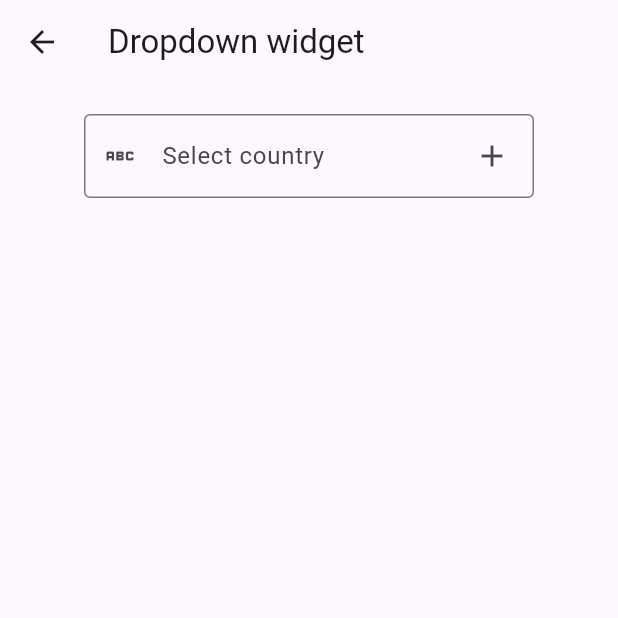
After one commit to MohammadBahlaq/flutter_application_1, a Flutter app: the DropDownWidget screen opened directly, on a phone screen of 412 x 824 dp, the top half of it. The commit adds this screen. Run offline on Flutter 3.47's test engine with Material 3 defaults, Android fonts, the phone set to English and light mode, and no system bars.

Commit message:
DropdownMenue & TextEdittingController & Navigation

```diff
--- /dev/null
+++ b/lib/core/app_routes.dart
@@ -0,0 +1,5 @@
+abstract class AppRoutes {
+  static const String pageOne = 'pageOne';
+  static const String pageTwo = 'pageTwo';
+  static const String pageThree = 'pageThree';
+}
--- /dev/null
+++ b/lib/widgets/drop_down_widget.dart
@@ -0,0 +1,124 @@
+import 'package:flutter/material.dart';
+import 'package:flutter/services.dart';
+
+class DropDownWidget extends StatelessWidget {
+  const DropDownWidget({super.key});
+
+  final List<DropdownMenuEntry> list = const [
+    DropdownMenuEntry(value: 'Jordan value', label: 'Jordan'),
+    DropdownMenuEntry(value: 'Emarate value', label: 'Emarate'),
+    DropdownMenuEntry(value: 'Saudi value', label: 'Saudi'),
+    DropdownMenuEntry(value: 'Qwet value', label: 'Qwet'),
+    DropdownMenuEntry(value: 'USA value', label: 'USA'),
+    DropdownMenuEntry(value: 'Iran value', label: 'Iran'),
+    DropdownMenuEntry(value: 'Suria value', label: 'Suria'),
+    DropdownMenuEntry(value: 'Egypt value', label: 'Egypt'),
+    DropdownMenuEntry(value: 'Tunis value', label: 'Tunis'),
+    DropdownMenuEntry(value: 'Pelestaine value', label: 'Pelestaine'),
+    DropdownMenuEntry(value: 'Yemen value', label: 'Yemen'),
+    DropdownMenuEntry(value: 'Iraq value', label: 'Iraq'),
+    DropdownMenuEntry(value: 'Kinda value', label: 'Kinda'),
+    DropdownMenuEntry(value: 'UK value', label: 'UK'),
+    // DropdownMenuEntry(
+    //   value: 'JD',
+    //   label: 'Jordan',
+    //   enabled: true,
+    //   leadingIcon: Icon(Icons.golf_course),
+    //   trailingIcon: Icon(Icons.abc),
+    //   style: ElevatedButton.styleFrom(backgroundColor: Colors.red),
+    // ),
+  ];
+
+  @override
+  Widget build(BuildContext context) {
+    return Scaffold(
+      resizeToAvoidBottomInset: true,
+      appBar: AppBar(title: Text('Dropdown widget')),
+      body: Center(
+        child: Column(
+          children: [
+            // ElevatedButton(
+            //   style: ButtonStyle(
+            //     backgroundColor: WidgetStateProperty.fromMap({
+            //       WidgetState.selected: Colors.red,
+            //       WidgetState.hovered: Colors.green,
+            //     }),
+            //   ),
+            //   onPressed: () {},
+            //   child: Text('data'),
+            // ),
+            SizedBox(height: 20),
+            DropdownMenu(
+              dropdownMenuEntries: list,
+              requestFocusOnTap: true,
+              enableSearch: true,
+              enableFilter: true,
+              menuHeight: 300,
+              width: 300,
+              enabled: true,
+              // hintText: 'Select country',
+              label: Text('Select country'),
+              inputFormatters: [
+                FilteringTextInputFormatter.allow(RegExp('[a-z]')),
+              ],
+              keyboardType: TextInputType.name,
+              leadingIcon: Icon(Icons.abc),
+              selectedTrailingIcon: Icon(Icons.remove),
+              trailingIcon: Icon(Icons.add),
+              textStyle: TextStyle(color: Colors.red),
+              menuStyle: MenuStyle(
+                backgroundColor: WidgetStatePropertyAll(Colors.blue),
+                elevation: WidgetStatePropertyAll(50),
+                shadowColor: WidgetStatePropertyAll(Colors.red),
+                padding: WidgetStatePropertyAll(EdgeInsets.all(20)),
+                shape: WidgetStatePropertyAll(
+                  RoundedRectangleBorder(
+                    borderRadius: BorderRadius.vertical(
+                      bottom: Radius.circular(15),
+                    ),
+                  ),
+                ),
+              ),
+              onSelected: (value) {
+                print(value);
+              },
+            ),
+
+            // DropdownMenu(
+            //   dropdownMenuEntries: list,
+            //   enableFilter: true,
+            //   requestFocusOnTap: true,
+            //   enableSearch: true,
+            //   helperText: 'helperText',
+            //   hintText: 'hintText',
+            //   width: 300,
+            //   menuHeight: 200,
+            //   // initialSelection: "Jordan",
+            //   label: Text('select country'),
+            //   leadingIcon: Icon(Icons.shopping_bag),
+            //   trailingIcon: Icon(Icons.add),
+            //   selectedTrailingIcon: Icon(Icons.remove),
+            //   textStyle: TextStyle(fontSize: 30),
+            //   enabled: true,
+            //   menuStyle: MenuStyle(
+            //     alignment: Alignment.bottomLeft,
+            //     backgroundColor: WidgetStatePropertyAll(Colors.red),
+            //     elevation: WidgetStatePropertyAll(50),
+            //     shadowColor: WidgetStatePropertyAll(Colors.blue),
+            //     shape: WidgetStatePropertyAll(
+            //       RoundedRectangleBorder(
+            //         borderRadius: BorderRadiusGeometry.circular(25),
+            //       ),
+            //     ),
+            //   ),
+            //   inputFormatters: [FilteringTextInputFormatter.digitsOnly],
+            //   onSelected: (value) {
+            //     print(value);
+            //   },
+            // ),
+          ],
+        ),
+      ),
+    );
+  }
+}
```
Also changed, not shown: lib/main.dart (+9 -6 lines), lib/widgets/interactive_widgets/text_field_widget.dart (+17 -5 lines), lib/widgets/navigation.dart (added, +149 -0 lines).
